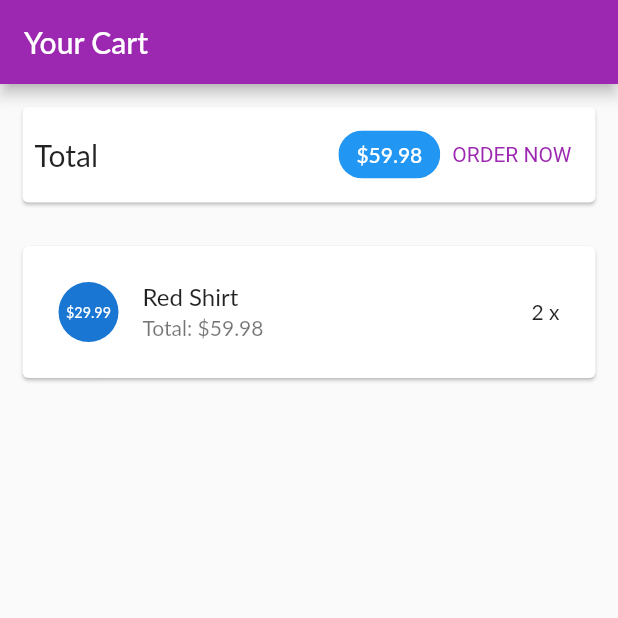
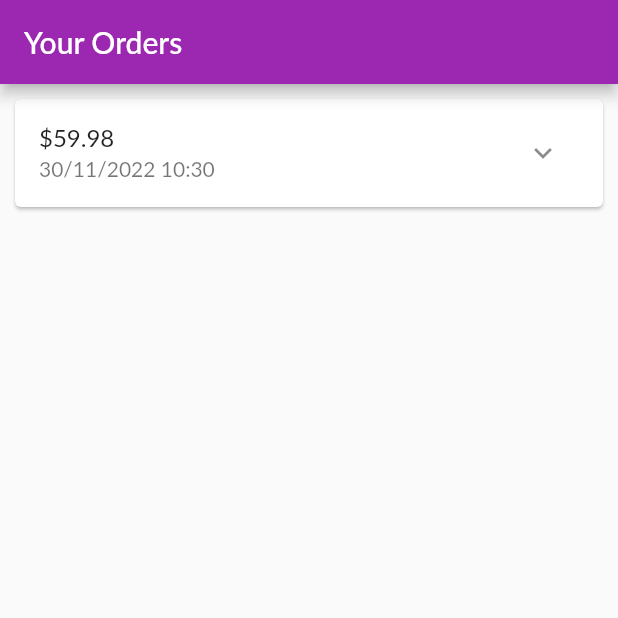
Before and after one commit to buicongphuc/CK21V7K027_myshop, a Flutter app: the screen it shows after launch, on a phone screen of 412 x 824 dp, the top half of it. Run offline on Flutter 3.47's test engine with Material 2 defaults, Android fonts, the phone set to English and light mode, and no system bars; Roboto replaces fonts that are missing (Lato).

Commit message:
Xay dung trang cac dat hang

```diff
--- a/lib/main.dart
+++ b/lib/main.dart
@@ -5,6 +5,7 @@ import 'package:myshop/ui/products/product_detail_screen.dart';
 import 'package:myshop/ui/products/product_overview_screen.dart';
 import 'package:myshop/ui/products/products_manager.dart';
 import 'ui/products/user_products_screen.dart';
+import 'ui/orders/orders_screen.dart';
 void main() {
   runApp(const MyApp());
 }
@@ -26,7 +27,7 @@ class MyApp extends StatelessWidget {
         ),
       ),
       home: const SafeArea(
-        child: CartScreen()
+        child: OrdersScreen()
       )
       );
     }
--- /dev/null
+++ b/lib/models/order_item.dart
@@ -0,0 +1,33 @@
+import 'cart_item.dart';
+
+class OrderItem {
+  final String? id;
+  final double amount;
+  final List<CartItem> products;
+  final DateTime dateTime;
+
+  int get productCount {
+    return products.length;
+  }
+
+  OrderItem({
+    this.id,
+    required this.amount,
+    required this.products,
+    DateTime? dateTime,
+  }) : dateTime = dateTime ?? DateTime.now();
+
+  OrderItem copyWith({
+    String? id,
+    double? amount,
+    List<CartItem>? products,
+    DateTime? dateTime,
+  }) {
+    return OrderItem(
+      id: id ?? this.id,
+      amount: amount ?? this.amount,
+      products: products ?? this.products,
+      dateTime: dateTime ?? this.dateTime,
+    );
+  }
+}
--- /dev/null
+++ b/lib/ui/orders/order_item_card.dart
@@ -0,0 +1,77 @@
+import 'dart:math';
+import 'package:flutter/material.dart';
+import 'package:intl/intl.dart';
+import '../../models/order_item.dart';
+
+class OrderItemCard extends StatefulWidget {
+  final OrderItem order;
+
+  const OrderItemCard (this.order, {super.key});
+
+  @override
+  State<OrderItemCard> createState() => _OrderItemCardState();
+}
+
+class _OrderItemCardState extends State<OrderItemCard> {
+  var _expanded = false;
+
+  @override
+  Widget build (BuildContext context) {
+    return Card(
+      margin: const EdgeInsets.all(10),
+      child: Column(
+        children: <Widget>[
+          buildOrderSummary(),
+          if (_expanded) buildOrderDetails()
+        ],
+      ),
+    );
+  }
+  Widget buildOrderDetails() {
+    return Container(
+      padding: const EdgeInsets.symmetric (horizontal: 15, vertical: 4),
+      height: min (widget.order.productCount * 20.0 + 10, 100),
+      child: ListView(
+        children: widget.order.products
+          .map(
+            (prod) => Row(
+              mainAxisAlignment: MainAxisAlignment.spaceBetween,
+              children: <Widget>[
+                Text(
+                  prod.title,
+                  style: const TextStyle(
+                    fontSize: 18,
+                    fontWeight: FontWeight.bold,
+                    ),
+                  ),
+                  Text(
+                    '${prod.quantity}x \$${prod.price}',
+                    style: const TextStyle(
+                      fontSize: 18,
+                      color: Colors.grey,
+                    ),
+                  )
+              ],
+            ),
+          )
+          .toList(),
+      ),
+    );
+  }
+  Widget buildOrderSummary() {
+  return ListTile(
+    title: Text('\$${widget.order.amount}'),
+    subtitle: Text(
+      DateFormat('dd/MM/yyyy hh:mm').format(widget.order.dateTime),
+    ),
+    trailing: IconButton(
+        icon: Icon(_expanded? Icons.expand_less : Icons.expand_more),
+        onPressed: () {
+          setState(() {
+            _expanded = !_expanded;
+          });
+        },
+    ),
+  );
+  }
+}
--- /dev/null
+++ b/lib/ui/orders/orders_manager.dart
@@ -0,0 +1,29 @@
+import 'package:flutter/cupertino.dart';
+
+import '../../models/cart_item.dart';
+import '../../models/order_item.dart';
+
+class OrdersManager with ChangeNotifier {
+  final List<OrderItem> _orders = [
+    OrderItem(
+      id: '01',
+      amount: 59.98,
+      products: [
+        CartItem(
+          id: 'c1',
+          title: 'Red Shirt',
+          price: 29.99,
+          quantity: 2,
+        )
+      ],
+      dateTime: DateTime.now(),
+    )
+  ];
+  int get orderCount {
+    return _orders.length;
+  }
+
+  List<OrderItem> get orders {
+    return [..._orders];
+  }
+}
--- /dev/null
+++ b/lib/ui/orders/orders_screen.dart
@@ -0,0 +1,22 @@
+import 'package:flutter/material.dart';
+import 'orders_manager.dart';
+import 'order_item_card.dart';
+
+class OrdersScreen extends StatelessWidget {
+  const OrdersScreen({ super.key});
+
+  @override
+  Widget build(BuildContext context) {
+    print('building orders');
+    final ordersManager = OrdersManager();
+    return Scaffold(
+      appBar: AppBar(
+        title: const Text('Your Orders'),
+      ),
+      body: ListView.builder(
+        itemCount: ordersManager.orderCount,
+        itemBuilder: (ctx, i) => OrderItemCard (ordersManager.orders[i]),
+      ),
+    );
+  }
+}
--- a/pubspec.yaml
+++ b/pubspec.yaml
@@ -31,8 +31,10 @@ environment:
 dependencies:
   flutter:
     sdk: flutter
-
-
+  intl: ^0.17.0
+# dependencies:
+#   flutter:
+#     sdk: flutter
   # The following adds the Cupertino Icons font to your application.
   # Use with the CupertinoIcons class for iOS style icons.
   cupertino_icons: ^1.0.2
```
Also changed, not shown: pubspec.lock.
